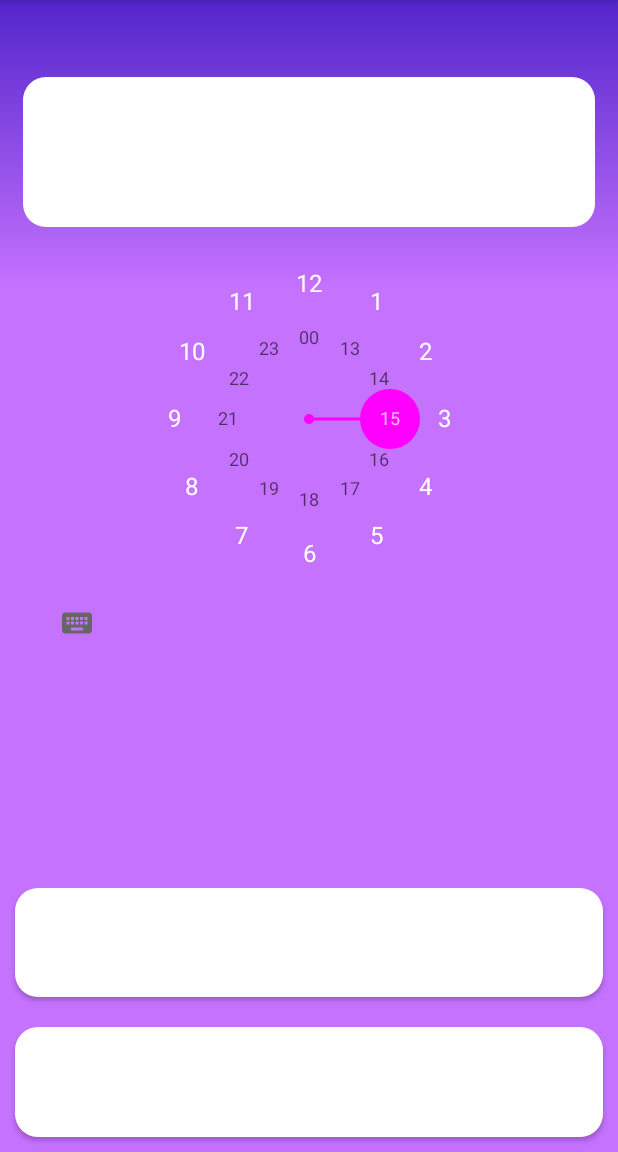
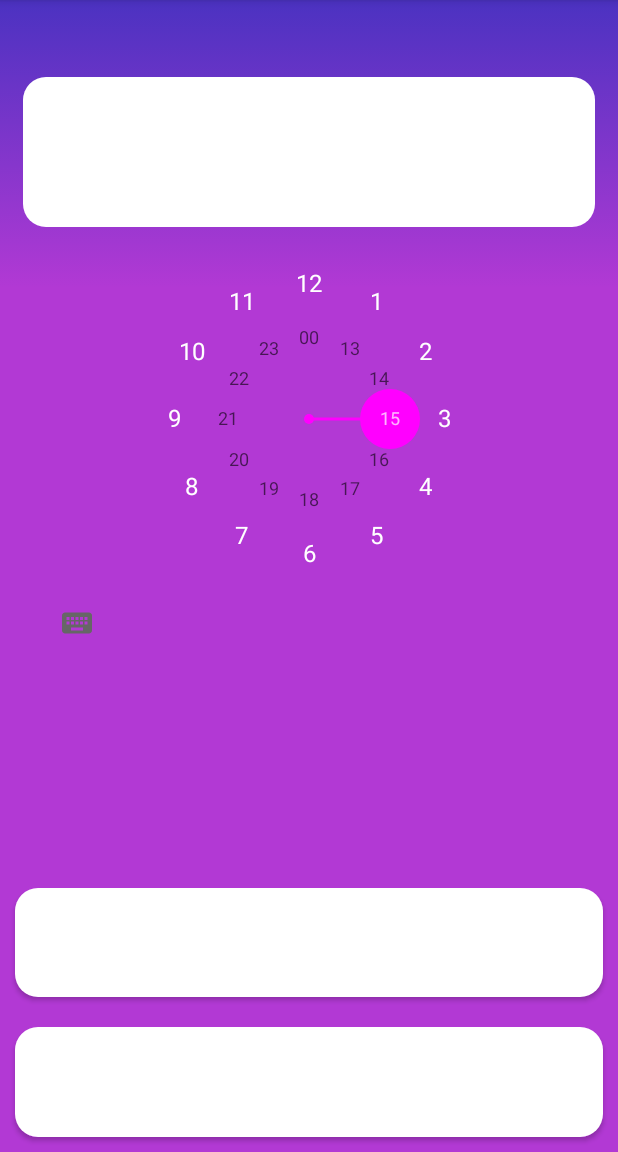
Before and after one commit to oussamabonnor1/JetAlarm_androidApp, an Android app: the AlarmSettingActivity screen opened directly, with no data from a screen before it, on a phone screen of 412 x 824 dp, the part 84-1236 px from its top. Run offline under Robolectric (Android 15) with nearby library versions, the phone set to English and light mode, and no system bars; Roboto replaces fonts that are not available here.

Commit message:
redesigning app phase 1: fixing alarm elements

```diff
--- a/app/src/main/res/drawable/background_style.xml
+++ b/app/src/main/res/drawable/background_style.xml
@@ -3,10 +3,10 @@
 <item>
     <shape>
         <gradient
-            android:startColor="#5325CA"
-            android:centerColor="#C572FF"
+            android:startColor="#4B32C1"
             android:centerY="0.25"
-            android:endColor="#C572FF"
+            android:centerColor="#B239D4"
+            android:endColor="#B239D4"
             android:angle="270" />
     </shape>
 </item>
--- a/app/src/main/res/drawable/svg_top_round.xml
+++ b/app/src/main/res/drawable/svg_top_round.xml
@@ -1,5 +1,5 @@
 <vector android:height="24dp" android:viewportHeight="989"
     android:viewportWidth="600" android:width="24dp" xmlns:android="http://schemas.android.com/apk/res/android">
-    <path android:fillColor="#FAFAFA"
+    <path android:fillColor="#F4F4F4"
         android:pathData="M533,0.7c-78.6,3.3 -129.5,9.4 -180.5,21.4 -85.7,20.3 -167,57.1 -229,103.8 -34.3,25.8 -75.3,65.3 -114.4,110.1l-9.1,10.4 0,371.3 0,371.3 300,-0 300,-0 0,-494.5 0,-494.5 -30.2,0.2c-16.7,0.1 -33.2,0.3 -36.8,0.5z"/>
 </vector>
--- a/app/src/main/res/values/colors.xml
+++ b/app/src/main/res/values/colors.xml
@@ -1,7 +1,7 @@
 <?xml version="1.0" encoding="utf-8"?>
 <resources>
     <color name="colorPrimary">#5325CA</color>
-    <color name="colorPrimaryDark">#5325CA</color>
+    <color name="colorPrimaryDark">#4B32C1</color>
     <color name="colorAccent">#ffffff</color>
     <color name="colorTextDark">#2C2C2C</color>
     <color name="colorTextLight">#757575</color>
```
